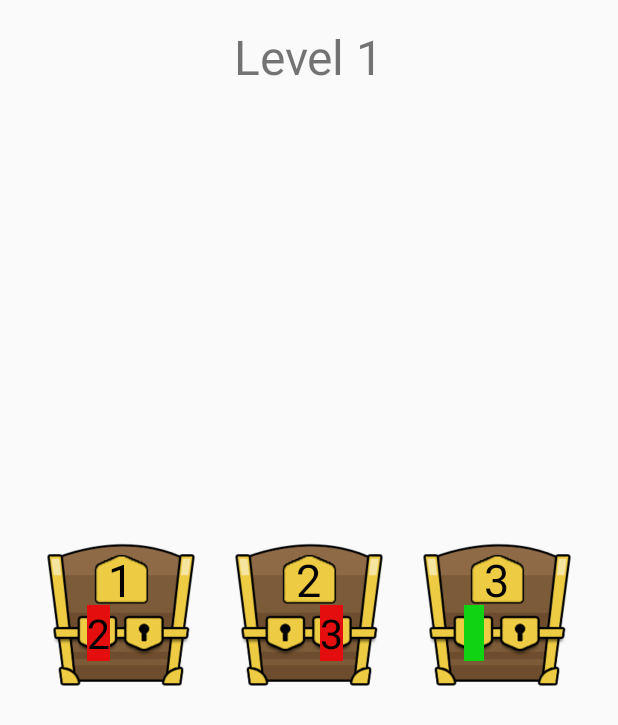
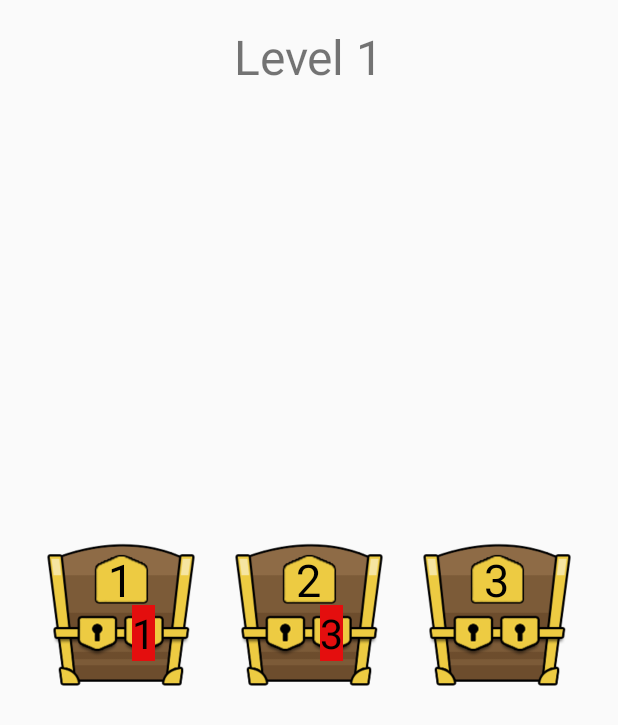
Before and after one commit to zenmasterjobo/CS370_Group_Project, an Android app: the levelActivity screen opened directly, with no data from a screen before it, after a tap on an icon or button, on a phone screen of 412 x 824 dp. Shown: the top 725 px of the screen. Run offline under Robolectric (Android 15) with nearby library versions, the phone set to English and light mode, and no system bars; 1 statement that could not run was skipped; 2 other taps on this screen came first.

Commit message:
You can now play the god damn game but the green key does not like to be green........ -lw fts

```diff
--- a/Peg_Master/app/src/main/java/edu/sonoma/group/peg_master/Chest.java
+++ b/Peg_Master/app/src/main/java/edu/sonoma/group/peg_master/Chest.java
@@ -50,10 +50,12 @@ public class Chest {
         if (leftKey == null){
             newKeyInHand = rightKey;
             leftKey = keyInHand;
+            rightKey = null;
         }
         else if (rightKey == null){
             newKeyInHand = leftKey;
             rightKey = keyInHand;
+            leftKey = null;
         }
         return newKeyInHand;
     }
--- a/Peg_Master/app/src/main/java/edu/sonoma/group/peg_master/levelActivity.java
+++ b/Peg_Master/app/src/main/java/edu/sonoma/group/peg_master/levelActivity.java
@@ -28,8 +28,7 @@ public class levelActivity extends AppCompatActivity {
     private GameFactory gf;
     private Board board = new Board();
     private BoardFragment bf;
-    private Key kih = new Key(-1);
-
+    private Key kih;
     @Override
     protected void onStart(){
         super.onStart();
@@ -67,6 +66,7 @@ public class levelActivity extends AppCompatActivity {
         Key k2 = new Key(2);
         Key k3 = new Key(3);
         Key g = new Key(-1);
+        kih = new Key(-1);
         c1.setLeftKey(k2);
         c2.setLeftKey(k3);
         c3.setLeftKey(k1);
@@ -117,29 +117,73 @@ public class levelActivity extends AppCompatActivity {
         ArrayList<TextView> tVs = bf.getBoardTextViews();
 
         Map<String, ArrayList<ArrayList<TextView>>> chestKeys = bf.getChestKeysMap();
-        if (board.getChestAt(1).getLeftKey() != null){
-            ArrayList<ArrayList<TextView>> temp = new ArrayList<ArrayList<TextView>>();
-            temp = chestKeys.get("Row2");
-            if (board.getChestAt(1).getLeftKey().getNumber() != "-1"){
+        ArrayList<ArrayList<TextView>> temp = new ArrayList<ArrayList<TextView>>();
+        temp = chestKeys.get("Row2");
+        // Chest 1 drawing logic
+        if (board.getChestAt(1).getLeftKey() != null) {
+            if (!(board.getChestAt(1).getLeftKey().getNumber().equals("-1"))) {
                 temp.get(0).get(0).setText(board.getChestAt(1).getLeftKey().getNumber());
                 temp.get(0).get(0).setBackgroundColor(Color.parseColor("#e40e0e"));
-            } else{
-                temp.get(0).get(0).setBackgroundColor(Color.parseColor("10d313"));
+            } else {
+                temp.get(0).get(0).setBackgroundColor(Color.parseColor("#10d313"));
                 temp.get(0).get(0).setText("");
             }
+            temp.get(0).get(0).setVisibility(View.VISIBLE);
             temp.get(0).get(1).setVisibility(View.INVISIBLE);
-        }
-        else if (board.getChestAt(1).getRightKey() != null){
-            ArrayList<ArrayList<TextView>> temp = new ArrayList<ArrayList<TextView>>();
-            temp = chestKeys.get("Row2");
-            if (board.getChestAt(1).getRightKey().getNumber() != "-1"){
-                temp.get(0).get(0).setText(board.getChestAt(1).getLeftKey().getNumber());
+        } else if (board.getChestAt(1).getRightKey() != null) {
+            if (!(board.getChestAt(1).getRightKey().getNumber().equals("-1"))) {
+                temp.get(0).get(0).setText(board.getChestAt(1).getRightKey().getNumber());
                 temp.get(0).get(0).setBackgroundColor(Color.parseColor("#e40e0e"));
-            } else{
-                temp.get(0).get(0).setBackgroundColor(Color.parseColor("10d313"));
+            } else {
+                temp.get(0).get(0).setBackgroundColor(Color.parseColor("#10d313"));
                 temp.get(0).get(0).setText("");
             }
+            temp.get(0).get(1).setVisibility(View.VISIBLE);
             temp.get(0).get(0).setVisibility(View.INVISIBLE);
+        }
+        // Chest 2 Drawing logic
+        if (board.getChestAt(2).getLeftKey() != null) {
+            if (!(board.getChestAt(2).getLeftKey().getNumber().equals("-1"))) {
+                temp.get(1).get(0).setText(board.getChestAt(2).getLeftKey().getNumber());
+                temp.get(1).get(0).setBackgroundColor(Color.parseColor("#e40e0e"));
+            } else {
+                temp.get(1).get(0).setBackgroundColor(Color.parseColor("#10d313"));
+                temp.get(1).get(0).setText("");
+            }
+            temp.get(1).get(0).setVisibility(View.VISIBLE);
+            temp.get(1).get(1).setVisibility(View.INVISIBLE);
+        } else if (board.getChestAt(2).getRightKey() != null) {
+            if (!(board.getChestAt(2).getRightKey().getNumber().equals("-1"))) {
+                temp.get(1).get(0).setText(board.getChestAt(2).getRightKey().getNumber());
+                temp.get(1).get(0).setBackgroundColor(Color.parseColor("#e40e0e"));
+            } else {
+                temp.get(1).get(0).setBackgroundColor(Color.parseColor("#10d313"));
+                temp.get(1).get(0).setText("");
+            }
+            temp.get(1).get(1).setVisibility(View.VISIBLE);
+            temp.get(1).get(0).setVisibility(View.INVISIBLE);
+        }
+        // Chest 3 drawing logic
+        if (board.getChestAt(3).getLeftKey() != null) {
+            if (!(board.getChestAt(3).getLeftKey().getNumber().equals("-1"))) {
+                temp.get(2).get(0).setText(board.getChestAt(3).getLeftKey().getNumber());
+                temp.get(2).get(0).setBackgroundColor(Color.parseColor("#e40e0e"));
+            } else {
+                temp.get(2).get(0).setBackgroundColor(Color.parseColor("#10d313"));
+                temp.get(2).get(0).setText("");
+            }
+            temp.get(2).get(0).setVisibility(View.VISIBLE);
+            temp.get(2).get(1).setVisibility(View.INVISIBLE);
+        } else if (board.getChestAt(3).getRightKey() != null) {
+            if (!(board.getChestAt(3).getRightKey().getNumber().equals("-1"))) {
+                temp.get(2).get(0).setText(board.getChestAt(3).getRightKey().getNumber());
+                temp.get(2).get(0).setBackgroundColor(Color.parseColor("#e40e0e"));
+            } else {
+                temp.get(2).get(0).setBackgroundColor(Color.parseColor("#10d313"));
+                temp.get(2).get(0).setText("");
+            }
+            temp.get(2).get(1).setVisibility(View.VISIBLE);
+            temp.get(2).get(0).setVisibility(View.INVISIBLE);
         }
     }
 
```
